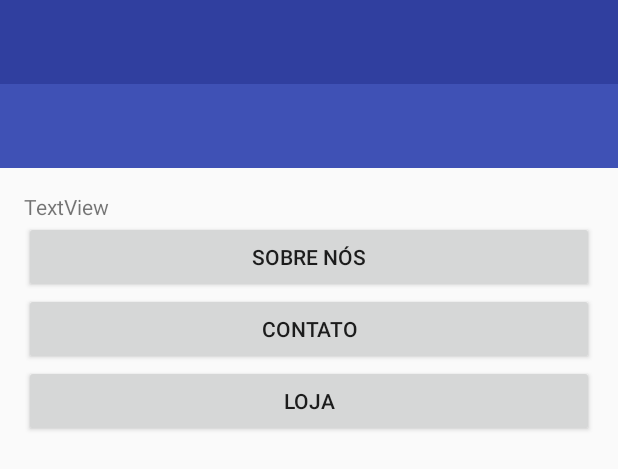
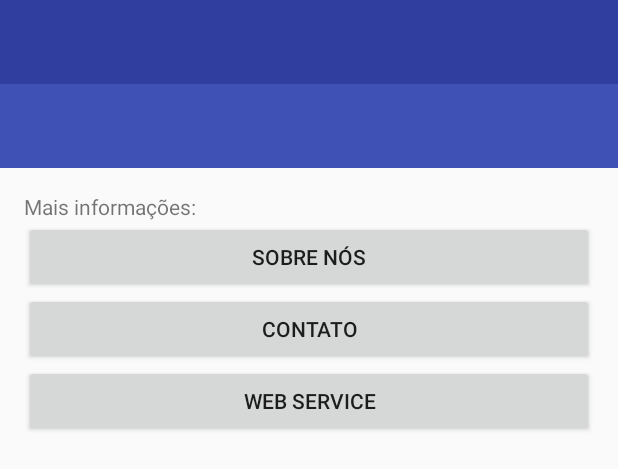
Before and after one commit to MatheusKeiko/LMS, an Android app: the layout activity_tela_inicial.xml on its own in the app's theme, with its tools: preview values and no code run, on a phone screen of 412 x 824 dp. Shown: the top 469 px of the screen. Run offline under Robolectric (Android 15) with nearby library versions, the phone set to English and light mode, and no system bars.

Commit message:
segundo commit

```diff
--- a/app/src/main/java/br/com/fernandosousa/lmsapp/TelaInicialActivity.kt
+++ b/app/src/main/java/br/com/fernandosousa/lmsapp/TelaInicialActivity.kt
@@ -39,14 +39,14 @@ class TelaInicialActivity : DebugActivity(), NavigationView.OnNavigationItemSele
         // botaoSair.setOnClickListener {cliqueSair()}
         botaoContato.setOnClickListener {MostrarTelaBotao("Contato")}
         botaoSobre.setOnClickListener {MostrarTelaBotao("Sobre nós")}
-        botaoLoja.setOnClickListener {MostrarTelaBotao("Loja")}
+        botaoLoja.setOnClickListener {MostrarTelaBotao("Web Service")}
 
         // colocar toolbar
         setSupportActionBar(toolbar)
 
 
         // alterar título da ActionBar
-        supportActionBar?.title = "Disciplinas"
+        supportActionBar?.title = "Menu"
 
         // up navigation
         supportActionBar?.setDisplayHomeAsUpEnabled(true)
--- a/app/src/main/res/layout/activity_tela_inicial.xml
+++ b/app/src/main/res/layout/activity_tela_inicial.xml
@@ -32,7 +32,7 @@
                     android:id="@+id/mensagemInicial"
                     android:layout_width="match_parent"
                     android:layout_height="wrap_content"
-                    android:text="TextView" />
+                    android:text="Mais informações:" />
 
                 <Button
                     android:id="@+id/botaoSobre"
@@ -50,7 +50,7 @@
                     android:id="@+id/botaoLoja"
                     android:layout_width="match_parent"
                     android:layout_height="wrap_content"
-                    android:text="Loja" />
+                    android:text="Web Service" />
 
 
 
--- a/app/src/main/res/values/strings.xml
+++ b/app/src/main/res/values/strings.xml
@@ -1,5 +1,5 @@
 <resources>
-    <string name="app_name">LMSApp</string>
+    <string name="app_name">Todxs as cores</string>
     <string name="mensagem_login">Faça seu Login</string>
 
     <string name="action_buscar">Buscar</string>
```
Also changed, not shown: app/src/main/res/drawable/imagem_login.jpg.
